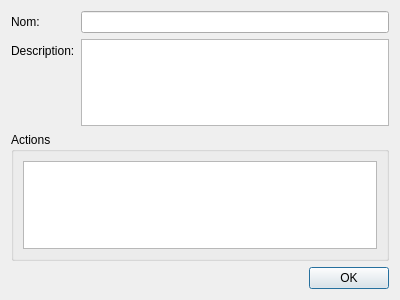
This is InfoDynamiqueQt/Vues/vueensemble.ui in AlexandreGirardin/ProjetAnalyse as Qt 5 draws it before an edit. The edited form follows.
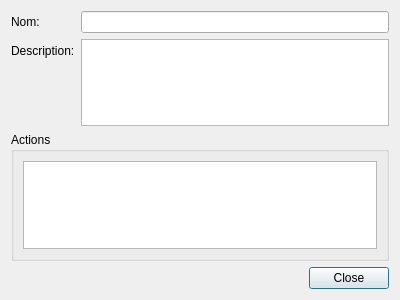
This is the edited form.

What changed in the file:
```diff
--- a/InfoDynamiqueQt/Vues/vueensemble.ui
+++ b/InfoDynamiqueQt/Vues/vueensemble.ui
@@ -68,7 +68,7 @@
       <enum>Qt::Horizontal</enum>
      </property>
      <property name="standardButtons">
-      <set>QDialogButtonBox::Ok</set>
+      <set>QDialogButtonBox::Close</set>
      </property>
     </widget>
    </item>
```
